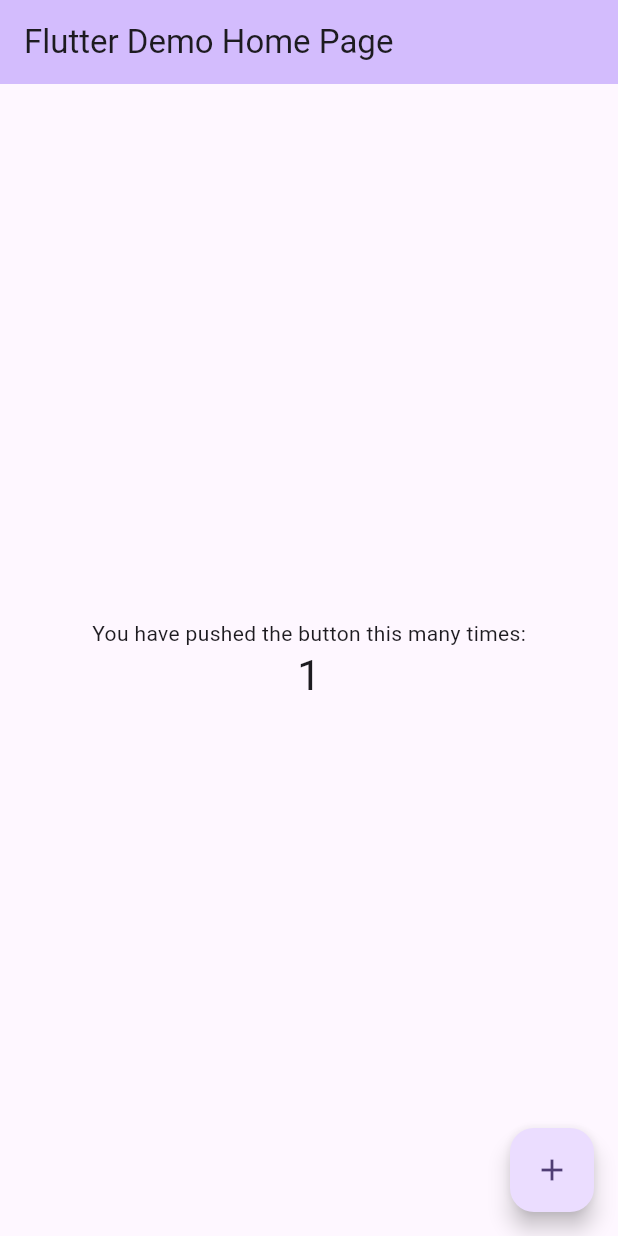
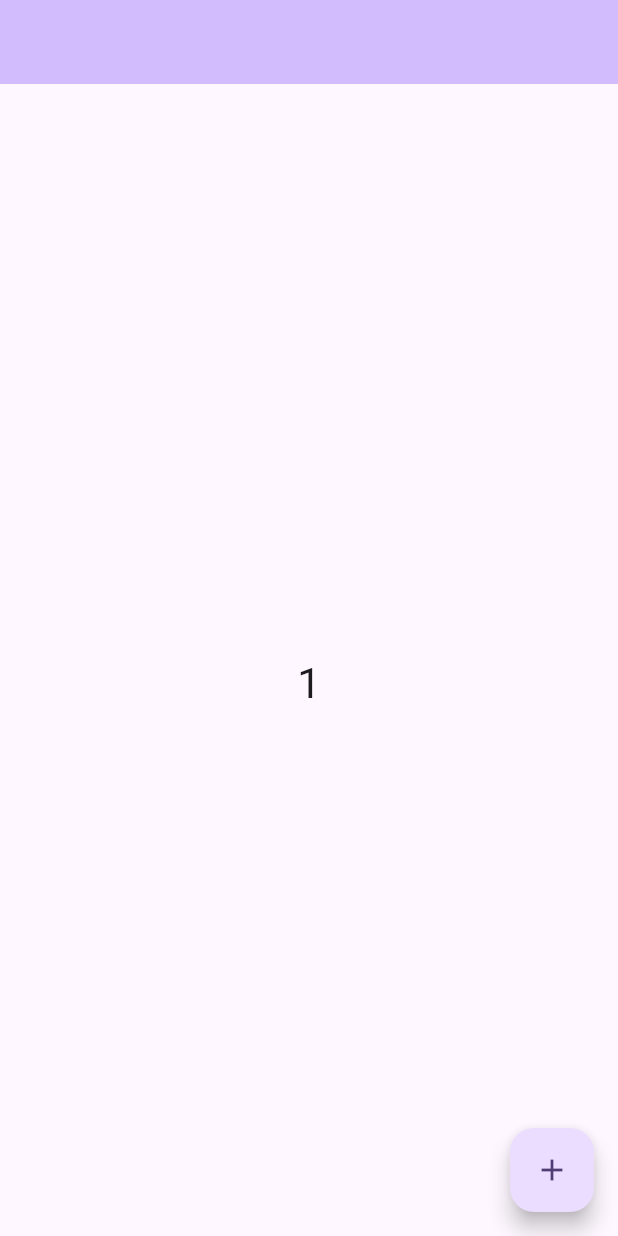
Before and after one commit to petrovyuri/mitap_event_bus, a Flutter app: the screen it shows after launch, after a tap on the "add" icon, on a phone screen of 412 x 824 dp. Run offline on Flutter 3.47's test engine with Material 2 defaults, Android fonts, the phone set to English and light mode, and no system bars; our stand-ins replace flutter_bloc.

Commit message:
Рефакторинг

```diff
--- /dev/null
+++ b/lib/cubits/counter_cubit/counter_cubit.dart
@@ -0,0 +1,7 @@
+import 'package:flutter_bloc/flutter_bloc.dart';
+
+class CounterCubit extends Cubit<int> {
+  CounterCubit() : super(0);
+
+  void increment() => emit(state + 1);
+}
--- a/lib/main.dart
+++ b/lib/main.dart
@@ -1,125 +1,58 @@
 import 'package:flutter/material.dart';
+import 'package:flutter_bloc/flutter_bloc.dart';
+import 'package:mitap_event_bus/cubits/counter_cubit/counter_cubit.dart';
 
 void main() {
-  runApp(const MyApp());
-}
-
-class MyApp extends StatelessWidget {
-  const MyApp({super.key});
-
-  // This widget is the root of your application.
-  @override
-  Widget build(BuildContext context) {
-    return MaterialApp(
-      title: 'Flutter Demo',
+  runApp(MaterialApp(
       theme: ThemeData(
-        // This is the theme of your application.
-        //
-        // TRY THIS: Try running your application with "flutter run". You'll see
-        // the application has a blue toolbar. Then, without quitting the app,
-        // try changing the seedColor in the colorScheme below to Colors.green
-        // and then invoke "hot reload" (save your changes or press the "hot
-        // reload" button in a Flutter-supported IDE, or press "r" if you used
-        // the command line to start the app).
-        //
-        // Notice that the counter didn't reset back to zero; the application
-        // state is not lost during the reload. To reset the state, use hot
-        // restart instead.
-        //
-        // This works for code too, not just values: Most code changes can be
-        // tested with just a hot reload.
         colorScheme: ColorScheme.fromSeed(seedColor: Colors.deepPurple),
         useMaterial3: true,
       ),
-      home: const MyHomePage(title: 'Flutter Demo Home Page'),
+      home: const App()));
+}
+
+class App extends StatelessWidget {
+  const App({super.key});
+
+  @override
+  Widget build(BuildContext context) {
+    return BlocProvider(
+      create: (context) => CounterCubit(),
+      child: _CounterScreenView(),
     );
   }
 }
 
-class MyHomePage extends StatefulWidget {
-  const MyHomePage({super.key, required this.title});
-
-  // This widget is the home page of your application. It is stateful, meaning
-  // that it has a State object (defined below) that contains fields that affect
-  // how it looks.
-
-  // This class is the configuration for the state. It holds the values (in this
-  // case the title) provided by the parent (in this case the App widget) and
-  // used by the build method of the State. Fields in a Widget subclass are
-  // always marked "final".
-
-  final String title;
-
-  @override
-  State<MyHomePage> createState() => _MyHomePageState();
-}
-
-class _MyHomePageState extends State<MyHomePage> {
-  int _counter = 0;
-
-  void _incrementCounter() {
-    setState(() {
-      // This call to setState tells the Flutter framework that something has
-      // changed in this State, which causes it to rerun the build method below
-      // so that the display can reflect the updated values. If we changed
-      // _counter without calling setState(), then the build method would not be
-      // called again, and so nothing would appear to happen.
-      _counter++;
-    });
-  }
-
+class _CounterScreenView extends StatelessWidget {
   @override
   Widget build(BuildContext context) {
-    // This method is rerun every time setState is called, for instance as done
-    // by the _incrementCounter method above.
-    //
-    // The Flutter framework has been optimized to make rerunning build methods
-    // fast, so that you can just rebuild anything that needs updating rather
-    // than having to individually change instances of widgets.
     return Scaffold(
+      floatingActionButton: FloatingActionButton(
+        onPressed: () => context.read<CounterCubit>().increment(),
+        child: const Icon(Icons.add),
+      ),
       appBar: AppBar(
-        // TRY THIS: Try changing the color here to a specific color (to
-        // Colors.amber, perhaps?) and trigger a hot reload to see the AppBar
-        // change color while the other colors stay the same.
         backgroundColor: Theme.of(context).colorScheme.inversePrimary,
-        // Here we take the value from the MyHomePage object that was created by
-        // the App.build method, and use it to set our appbar title.
-        title: Text(widget.title),
       ),
-      body: Center(
-        // Center is a layout widget. It takes a single child and positions it
-        // in the middle of the parent.
+      body: Padding(
+        padding: const EdgeInsets.all(16),
+        child: Center(
           child: Column(
-          // Column is also a layout widget. It takes a list of children and
-          // arranges them vertically. By default, it sizes itself to fit its
-          // children horizontally, and tries to be as tall as its parent.
-          //
-          // Column has various properties to control how it sizes itself and
-          // how it positions its children. Here we use mainAxisAlignment to
-          // center the children vertically; the main axis here is the vertical
-          // axis because Columns are vertical (the cross axis would be
-          // horizontal).
-          //
-          // TRY THIS: Invoke "debug painting" (choose the "Toggle Debug Paint"
-          // action in the IDE, or press "p" in the console), to see the
-          // wireframe for each widget.
             mainAxisAlignment: MainAxisAlignment.center,
             children: <Widget>[
-            const Text(
-              'You have pushed the button this many times:',
-            ),
-            Text(
-              '$_counter',
+              const SizedBox(height: 30),
+              BlocBuilder<CounterCubit, int>(
+                builder: (context, state) {
+                  return Text(
+                    state.toString(),
                     style: Theme.of(context).textTheme.headlineMedium,
+                  );
+                },
               ),
             ],
           ),
         ),
-      floatingActionButton: FloatingActionButton(
-        onPressed: _incrementCounter,
-        tooltip: 'Increment',
-        child: const Icon(Icons.add),
-      ), // This trailing comma makes auto-formatting nicer for build methods.
+      ),
     );
   }
 }
--- a/pubspec.yaml
+++ b/pubspec.yaml
@@ -30,7 +30,8 @@ environment:
 dependencies:
   flutter:
     sdk: flutter
-
+  flutter_bloc: ^8.1.3
+  equatable: 2.0.5
 
   # The following adds the Cupertino Icons font to your application.
   # Use with the CupertinoIcons class for iOS style icons.
```
Also changed, not shown: pubspec.lock, 1 other file. Lines whose indentation alone changed are shown as unchanged.
